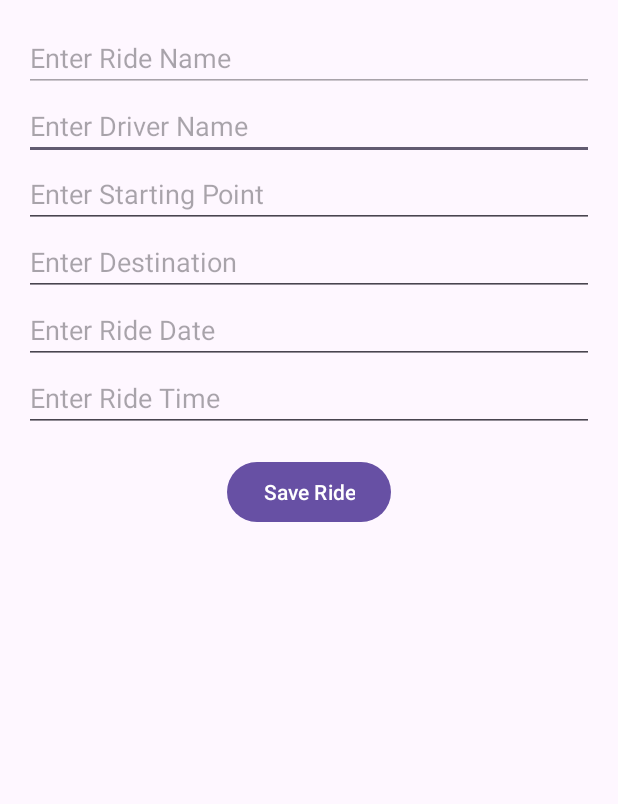
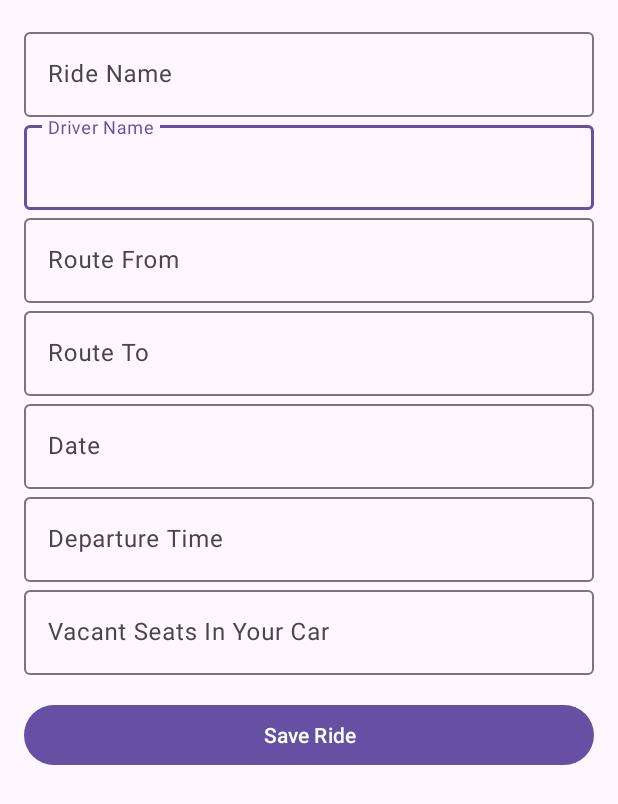
Before and after one commit to TomGuter/RideShare, an Android app: the layout fragment_update_ride.xml on its own in the app's theme, with its tools: preview values and no code run, on a phone screen of 412 x 824 dp. Shown: the top 804 px of the screen. Run offline under Robolectric (Android 15) with nearby library versions, the phone set to English and light mode, and no system bars.

Commit message:
save changes when doing update ride

```diff
--- a/app/src/main/java/com/example/shareride/ui/MyRidesFragment.kt
+++ b/app/src/main/java/com/example/shareride/ui/MyRidesFragment.kt
@@ -84,8 +84,6 @@ class MyRidesFragment : Fragment() {
         }
     }
 
-
-
     private fun deleteRide(ride: Ride) {
         val documentId = rideWithIdList.find { it.first == ride }?.second
         if (documentId != null) {
--- a/app/src/main/java/com/example/shareride/viewmodel/RideViewModel.kt
+++ b/app/src/main/java/com/example/shareride/viewmodel/RideViewModel.kt
@@ -8,6 +8,7 @@ import androidx.lifecycle.ViewModel
 import com.example.shareride.model.Ride
 import com.google.firebase.auth.FirebaseAuth
 import com.google.firebase.firestore.FirebaseFirestore
+import com.google.firebase.firestore.SetOptions
 
 class RideViewModel : ViewModel() {
 
@@ -80,7 +81,7 @@ class RideViewModel : ViewModel() {
         val x = 2
         firestore.collection("rides")
             .document(rideId) // Reference the ride by its document ID
-            .set(updatedRide) // Set the updated ride data
+            .set(updatedRide, SetOptions.merge())
             .addOnSuccessListener {
                 loadUserRides() // Refresh the list after updating
                 _rideUpdated.value = true // Notify about successful update
--- a/app/src/main/res/layout/fragment_update_ride.xml
+++ b/app/src/main/res/layout/fragment_update_ride.xml
@@ -5,71 +5,109 @@
     android:layout_height="match_parent"
     tools:context=".ui.UpdateRideFragment">
 
+    <!-- ScrollView to allow scrolling -->
+    <ScrollView
+        android:layout_width="match_parent"
+        android:layout_height="match_parent"
+        android:padding="16dp">
+
         <!-- LinearLayout to organize elements vertically -->
         <LinearLayout
             android:layout_width="match_parent"
-        android:layout_height="match_parent"
-        android:orientation="vertical"
-        android:padding="16dp">
+            android:layout_height="wrap_content"
+            android:orientation="vertical">
 
-        <!-- EditText for Ride Name -->
-        <EditText
+            <com.google.android.material.textfield.TextInputLayout
+                android:layout_width="match_parent"
+                android:layout_height="wrap_content"
+                android:hint="Ride Name">
+
+                <com.google.android.material.textfield.TextInputEditText
                     android:id="@+id/editTextRideName"
                     android:layout_width="match_parent"
                     android:layout_height="wrap_content"
-            android:hint="Enter Ride Name"
-            android:inputType="text"
                     android:enabled="false"/>
+            </com.google.android.material.textfield.TextInputLayout>
 
-        <!-- EditText for Driver Name -->
-        <EditText
+            <com.google.android.material.textfield.TextInputLayout
+                android:layout_width="match_parent"
+                android:layout_height="wrap_content"
+                android:hint="Driver Name">
+
+                <com.google.android.material.textfield.TextInputEditText
                     android:id="@+id/editTextDriverName"
                     android:layout_width="match_parent"
+                    android:layout_height="wrap_content"/>
+            </com.google.android.material.textfield.TextInputLayout>
+
+            <com.google.android.material.textfield.TextInputLayout
+                android:layout_width="match_parent"
                 android:layout_height="wrap_content"
-            android:hint="Enter Driver Name"
-            android:inputType="text"/>
+                android:hint="Route From">
 
-        <!-- EditText for Ride From -->
-        <EditText
+                <com.google.android.material.textfield.TextInputEditText
                     android:id="@+id/editTextRideFrom"
                     android:layout_width="match_parent"
+                    android:layout_height="wrap_content"/>
+            </com.google.android.material.textfield.TextInputLayout>
+
+            <com.google.android.material.textfield.TextInputLayout
+                android:layout_width="match_parent"
                 android:layout_height="wrap_content"
-            android:hint="Enter Starting Point"
-            android:inputType="text" />
+                android:hint="Route To">
 
-        <!-- EditText for Ride To -->
-        <EditText
+                <com.google.android.material.textfield.TextInputEditText
                     android:id="@+id/editTextRideTo"
                     android:layout_width="match_parent"
+                    android:layout_height="wrap_content"/>
+            </com.google.android.material.textfield.TextInputLayout>
+
+            <com.google.android.material.textfield.TextInputLayout
+                android:layout_width="match_parent"
                 android:layout_height="wrap_content"
-            android:hint="Enter Destination"
-            android:inputType="text" />
+                android:hint="Date">
 
-        <!-- EditText for Ride Date -->
-        <EditText
+                <com.google.android.material.textfield.TextInputEditText
                     android:id="@+id/editTextRideDate"
                     android:layout_width="match_parent"
                     android:layout_height="wrap_content"
-            android:hint="Enter Ride Date"
-            android:inputType="date" />
+                    android:focusable="false"
+                    android:clickable="true"/>
+            </com.google.android.material.textfield.TextInputLayout>
 
-        <!-- EditText for Ride Time -->
-        <EditText
+            <com.google.android.material.textfield.TextInputLayout
+                android:layout_width="match_parent"
+                android:layout_height="wrap_content"
+                android:hint="Departure Time">
+
+                <com.google.android.material.textfield.TextInputEditText
                     android:id="@+id/editTextRideTime"
                     android:layout_width="match_parent"
                     android:layout_height="wrap_content"
-            android:hint="Enter Ride Time"
-            android:inputType="time" />
+                    android:focusable="false"
+                    android:clickable="true"/>
+            </com.google.android.material.textfield.TextInputLayout>
 
-        <!-- Button to Save the Updated Ride -->
+            <com.google.android.material.textfield.TextInputLayout
+                android:layout_width="match_parent"
+                android:layout_height="wrap_content"
+                android:hint="Vacant Seats In Your Car">
+
+                <com.google.android.material.textfield.TextInputEditText
+                    android:id="@+id/editTextVacantSeats"
+                    android:layout_width="match_parent"
+                    android:layout_height="wrap_content"
+                    android:inputType="number"/>
+            </com.google.android.material.textfield.TextInputLayout>
+
             <Button
                 android:id="@+id/saveRideButton"
-            android:layout_width="wrap_content"
+                android:layout_width="match_parent"
                 android:layout_height="wrap_content"
                 android:text="Save Ride"
-            android:layout_gravity="center_horizontal"
                 android:layout_marginTop="16dp"/>
-
         </LinearLayout>
 
+    </ScrollView>
+
 </FrameLayout>
```
Also changed, not shown: app/src/main/java/com/example/shareride/data/Ride.kt (+23 -2 lines), app/src/main/java/com/example/shareride/ui/UpdateRideFragment.kt (+59 -19 lines). Lines whose indentation alone changed are shown as unchanged.
